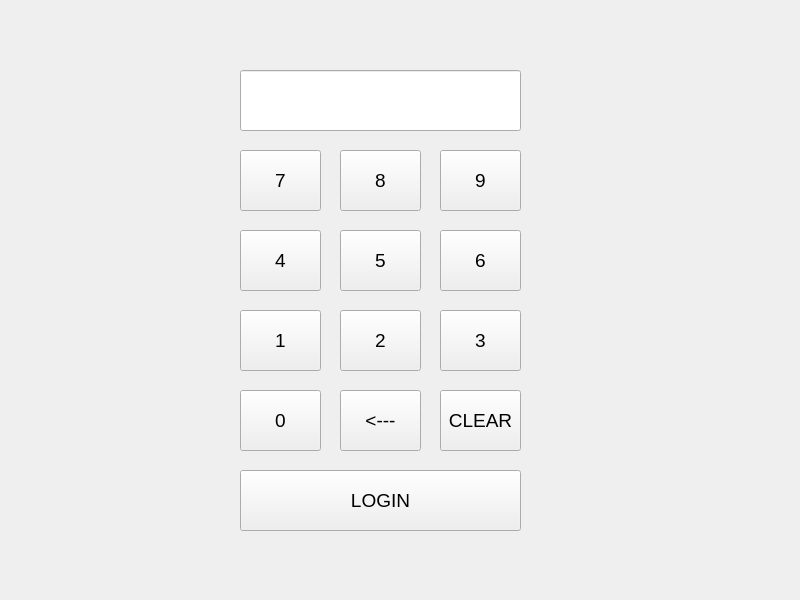
Before: the Qt Designer form frontend/pinuiDLL/pinui.ui in rronkkeli/pankkiprojekti, drawn with Qt 5.
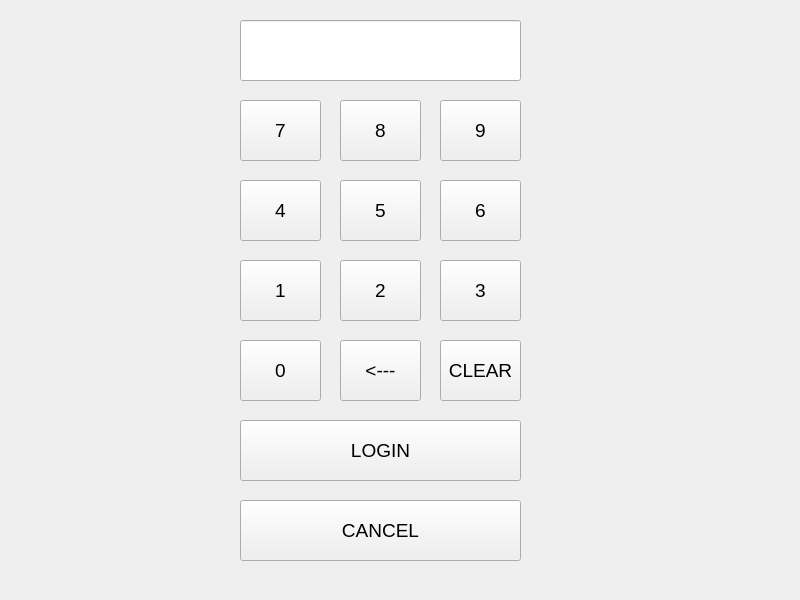
After: the same form once the commit is applied.

Commit message: Added cancel button and pinCancel signal

Patch:
```diff
--- a/frontend/pinuiDLL/pinui.ui
+++ b/frontend/pinuiDLL/pinui.ui
@@ -23,7 +23,7 @@
    <property name="geometry">
     <rect>
      <x>340</x>
-     <y>310</y>
+     <y>260</y>
      <width>81</width>
      <height>61</height>
     </rect>
@@ -41,7 +41,7 @@
    <property name="geometry">
     <rect>
      <x>240</x>
-     <y>150</y>
+     <y>100</y>
      <width>81</width>
      <height>61</height>
     </rect>
@@ -59,7 +59,7 @@
    <property name="geometry">
     <rect>
      <x>340</x>
-     <y>150</y>
+     <y>100</y>
      <width>81</width>
      <height>61</height>
     </rect>
@@ -77,7 +77,7 @@
    <property name="geometry">
     <rect>
      <x>240</x>
-     <y>470</y>
+     <y>420</y>
      <width>281</width>
      <height>61</height>
     </rect>
@@ -95,7 +95,7 @@
    <property name="geometry">
     <rect>
      <x>240</x>
-     <y>310</y>
+     <y>260</y>
      <width>81</width>
      <height>61</height>
     </rect>
@@ -113,7 +113,7 @@
    <property name="geometry">
     <rect>
      <x>440</x>
-     <y>230</y>
+     <y>180</y>
      <width>81</width>
      <height>61</height>
     </rect>
@@ -131,7 +131,7 @@
    <property name="geometry">
     <rect>
      <x>440</x>
-     <y>150</y>
+     <y>100</y>
      <width>81</width>
      <height>61</height>
     </rect>
@@ -149,7 +149,7 @@
    <property name="geometry">
     <rect>
      <x>340</x>
-     <y>230</y>
+     <y>180</y>
      <width>81</width>
      <height>61</height>
     </rect>
@@ -167,7 +167,7 @@
    <property name="geometry">
     <rect>
      <x>240</x>
-     <y>70</y>
+     <y>20</y>
      <width>281</width>
      <height>61</height>
     </rect>
@@ -182,7 +182,7 @@
    <property name="geometry">
     <rect>
      <x>440</x>
-     <y>310</y>
+     <y>260</y>
      <width>81</width>
      <height>61</height>
     </rect>
@@ -200,7 +200,7 @@
    <property name="geometry">
     <rect>
      <x>440</x>
-     <y>390</y>
+     <y>340</y>
      <width>81</width>
      <height>61</height>
     </rect>
@@ -218,7 +218,7 @@
    <property name="geometry">
     <rect>
      <x>240</x>
-     <y>230</y>
+     <y>180</y>
      <width>81</width>
      <height>61</height>
     </rect>
@@ -236,7 +236,7 @@
    <property name="geometry">
     <rect>
      <x>240</x>
-     <y>390</y>
+     <y>340</y>
      <width>81</width>
      <height>61</height>
     </rect>
@@ -254,7 +254,7 @@
    <property name="geometry">
     <rect>
      <x>340</x>
-     <y>390</y>
+     <y>340</y>
      <width>81</width>
      <height>61</height>
     </rect>
@@ -272,7 +272,7 @@
    <property name="geometry">
     <rect>
      <x>240</x>
-     <y>40</y>
+     <y>60</y>
      <width>281</width>
      <height>20</height>
     </rect>
@@ -291,6 +291,24 @@
     <string/>
    </property>
   </widget>
+  <widget class="QPushButton" name="btnPinCancel">
+   <property name="geometry">
+    <rect>
+     <x>240</x>
+     <y>500</y>
+     <width>281</width>
+     <height>61</height>
+    </rect>
+   </property>
+   <property name="font">
+    <font>
+     <pointsize>14</pointsize>
+    </font>
+   </property>
+   <property name="text">
+    <string>CANCEL</string>
+   </property>
+  </widget>
  </widget>
  <resources/>
  <connections/>
```
The commit also changes 2 other files.
